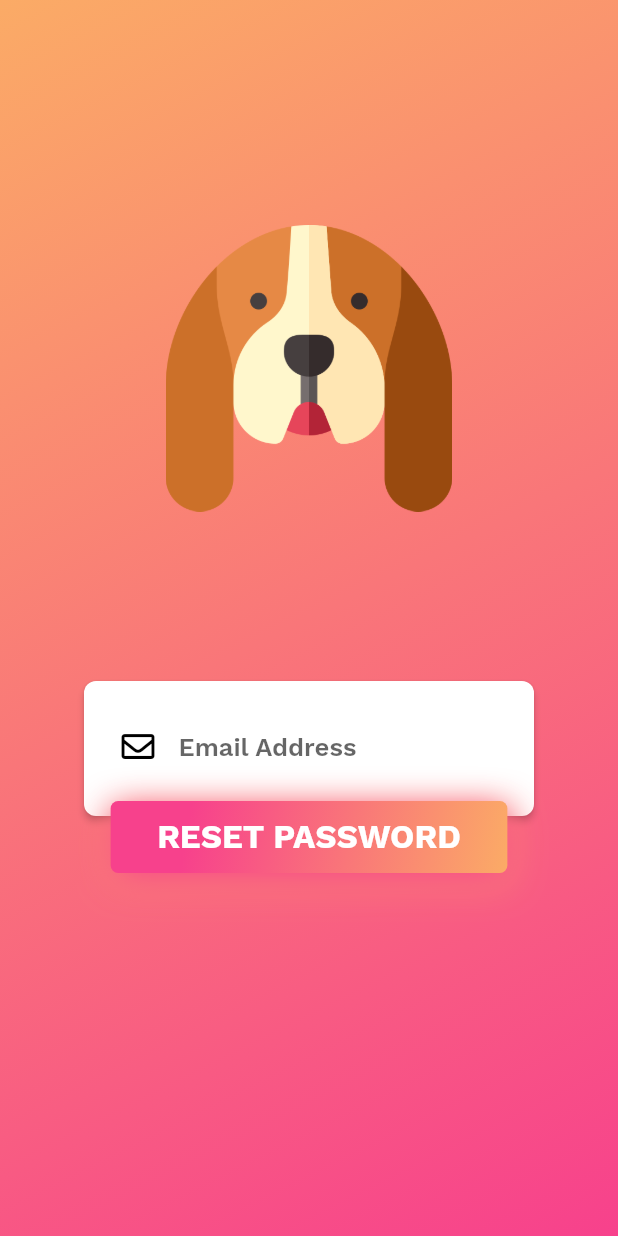
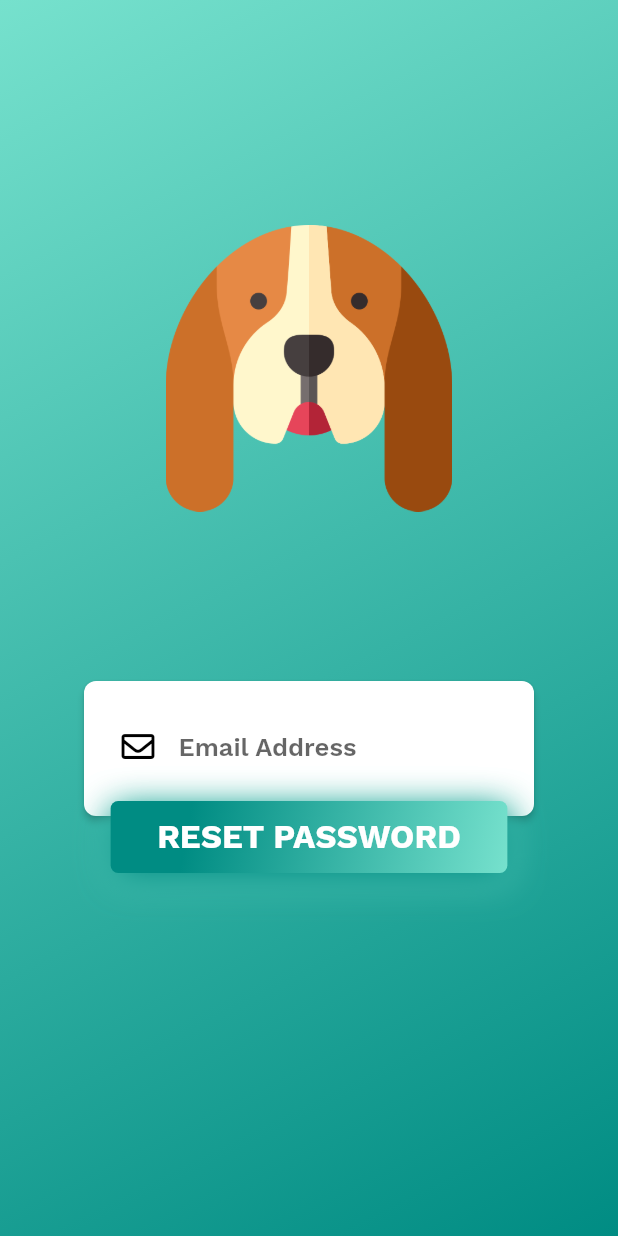
Before and after one commit to axactstudios/Doctor-Appointment, a Flutter app: the screen it shows after launch, after a tap on "Forgot Password?", on a phone screen of 412 x 824 dp. Run offline on Flutter 3.47's test engine with Material 2 defaults, Android fonts, the light colour scheme and no system bars; our stand-ins replace avatar_glow, cloud_firestore, firebase_auth, flutter_speed_dial, flutter_svg, fluttertoast and 4 more; accounts and stored records are empty; project files that could hold a hidden picture were left out.

```diff
--- a/lib/Screens/allAppointmentsMain.dart
+++ b/lib/Screens/allAppointmentsMain.dart
@@ -1,3 +1,4 @@
+import 'package:doctorAppointment/style/theme.dart';
 import 'package:flutter/cupertino.dart';
 import 'package:flutter/material.dart';
 import 'package:getflutter/getflutter.dart';
@@ -53,7 +54,7 @@ class _AppointmentMainPageState extends State<AppointmentMainPage> {
           child: Container(
         height: double.infinity,
         child: GFTabs(
-          tabBarColor: Color(0xFFf7418c),
+          tabBarColor: MyColors.loginGradientEnd,
           tabBarHeight: 70,
           indicatorColor: Colors.white,
 
--- a/lib/style/theme.dart
+++ b/lib/style/theme.dart
@@ -5,8 +5,8 @@ import 'package:flutter/cupertino.dart';
 class MyColors {
   const MyColors();
 
-  static const Color loginGradientEnd = const Color(0xFFf7418c);
-  static const Color loginGradientStart = const Color(0xFFfbab66);
+  static const Color loginGradientEnd = const Color(0xFF008c83);
+  static const Color loginGradientStart = const Color(0xFF76e1cd);
   static const Color cardBackground = const Color(0xFFFFC3DA);
 
   static const primaryGradient = const LinearGradient(
```
Also changed, not shown: 32 other files.
